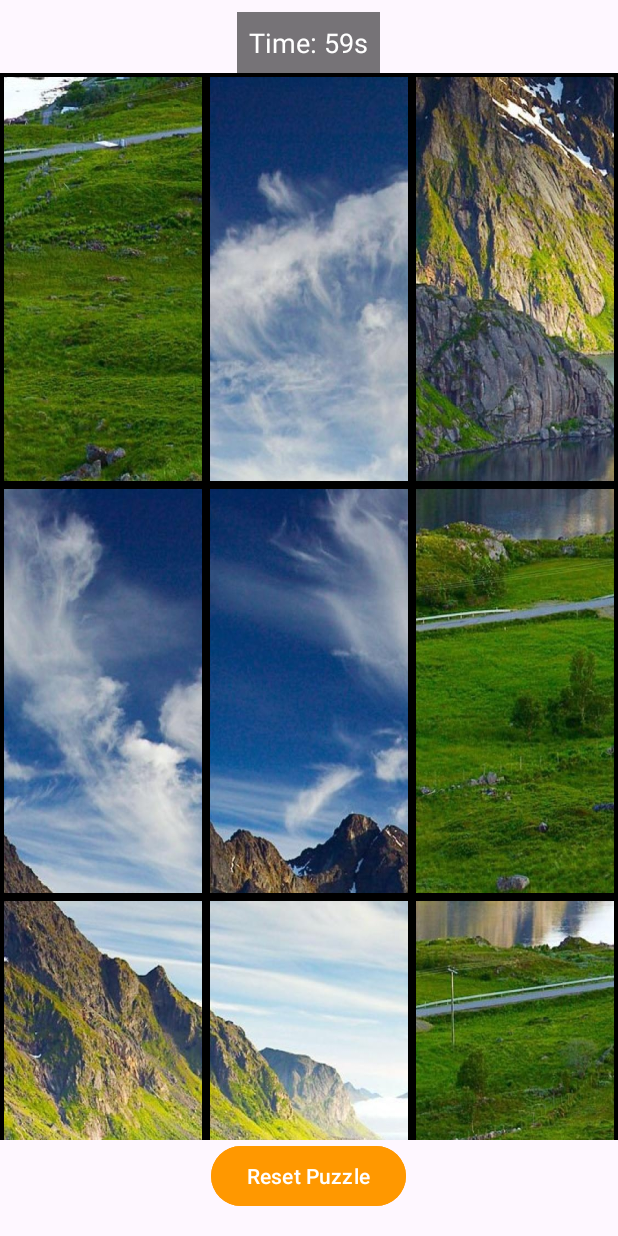
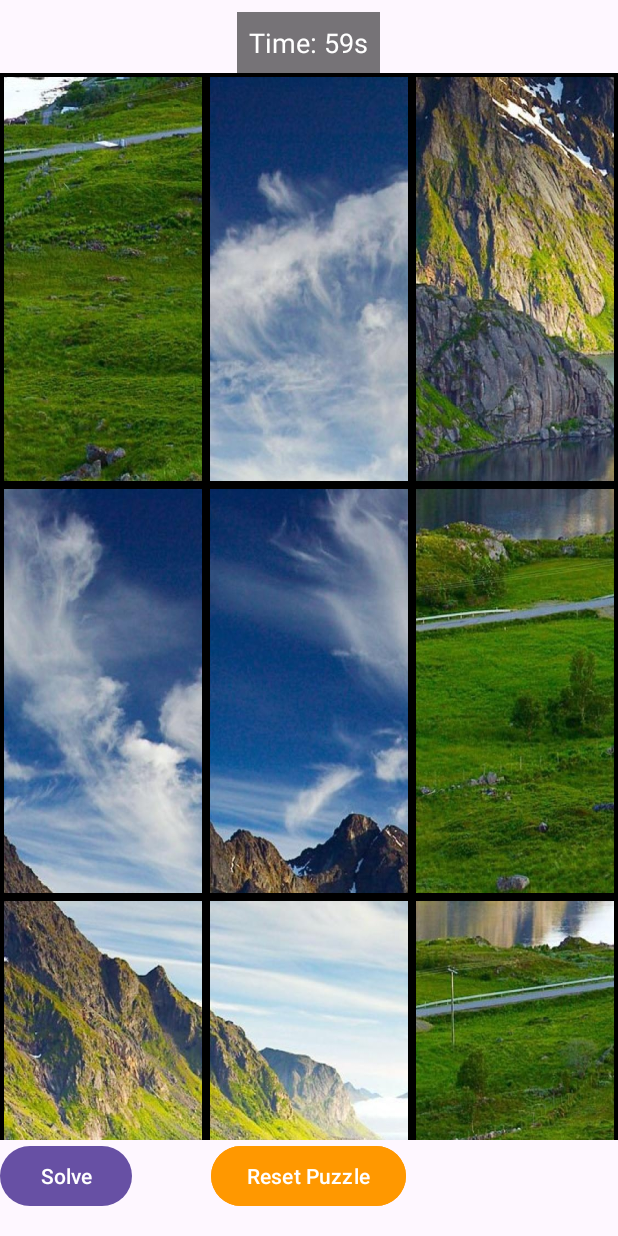
Before and after one commit to yazandahood8/PuzzelGame, an Android app: the PuzzleActivity screen opened directly, with no data from a screen before it, on a phone screen of 412 x 824 dp. Run offline under Robolectric (Android 15) with nearby library versions, the phone set to English and light mode, and no system bars; our stand-ins replace Firebase (no records; nobody signed in at launch, a user with empty details on screens opened directly).

Commit message:
add solve button

```diff
--- a/app/src/main/java/com/example/puzzelgame/PuzzleActivity.java
+++ b/app/src/main/java/com/example/puzzelgame/PuzzleActivity.java
@@ -53,10 +53,17 @@ public class PuzzleActivity extends AppCompatActivity {
         resetButton.setOnClickListener(v -> setupPuzzle());
     //    sound_effects= new int[]{R.raw.amazing, R.raw.welldone};
         sound_effects= new int[]{R.raw.amazing};
-
+        Button solveButton = findViewById(R.id.solveButton);
+        solveButton.setOnClickListener(v -> solvePuzzle());
         setupPuzzle();
     }
-
+    private void solvePuzzle() {
+        currentPieces = Arrays.copyOf(originalPieces, originalPieces.length);
+        showPuzzlePieces();
+        if (countDownTimer != null) countDownTimer.cancel();
+        Toast.makeText(this, "🧠 Puzzle Solved Automatically!", Toast.LENGTH_SHORT).show();
+       // updateUserLevelInFirebase();
+    }
     private void setupPuzzle() {
         if (countDownTimer != null) countDownTimer.cancel();
 
--- a/app/src/main/res/layout/activity_puzzle.xml
+++ b/app/src/main/res/layout/activity_puzzle.xml
@@ -43,4 +43,14 @@
         android:backgroundTint="#FF9800"
         android:textColor="#FFFFFF"
         android:elevation="6dp"/>
+
+    <Button
+        android:id="@+id/solveButton"
+        android:layout_width="wrap_content"
+        android:layout_height="wrap_content"
+        android:layout_alignParentBottom="true"
+        android:layout_gravity="center_horizontal"
+        android:layout_marginTop="8dp"
+        android:layout_marginBottom="16dp"
+        android:text="Solve" />
 </RelativeLayout>
```
